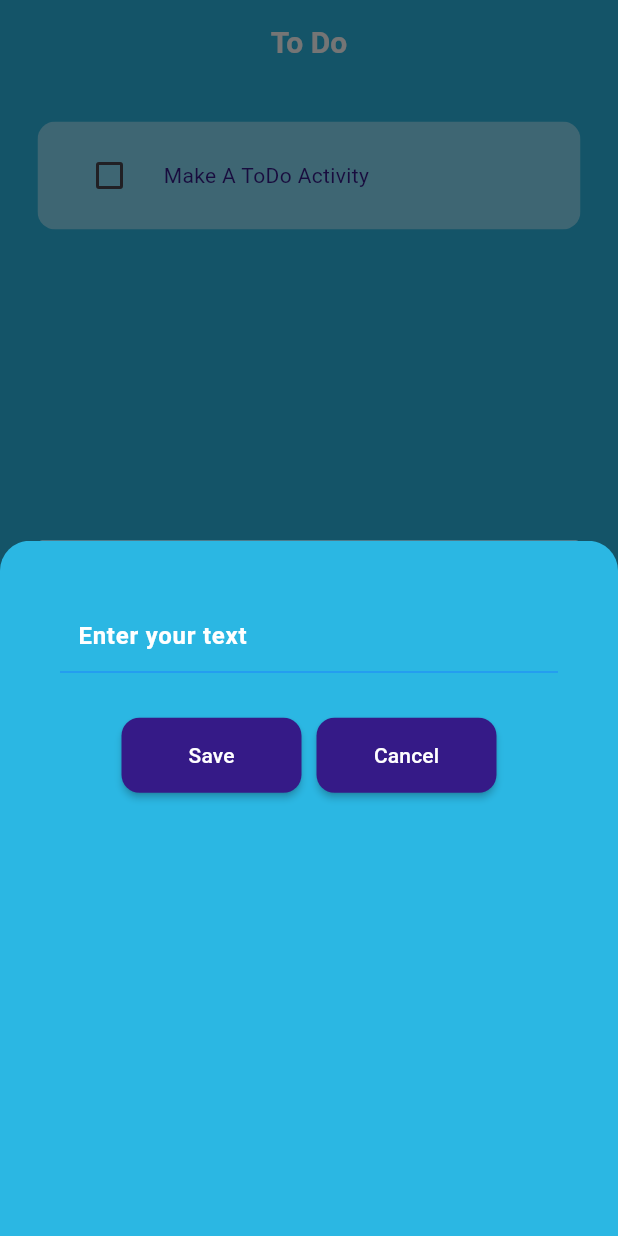
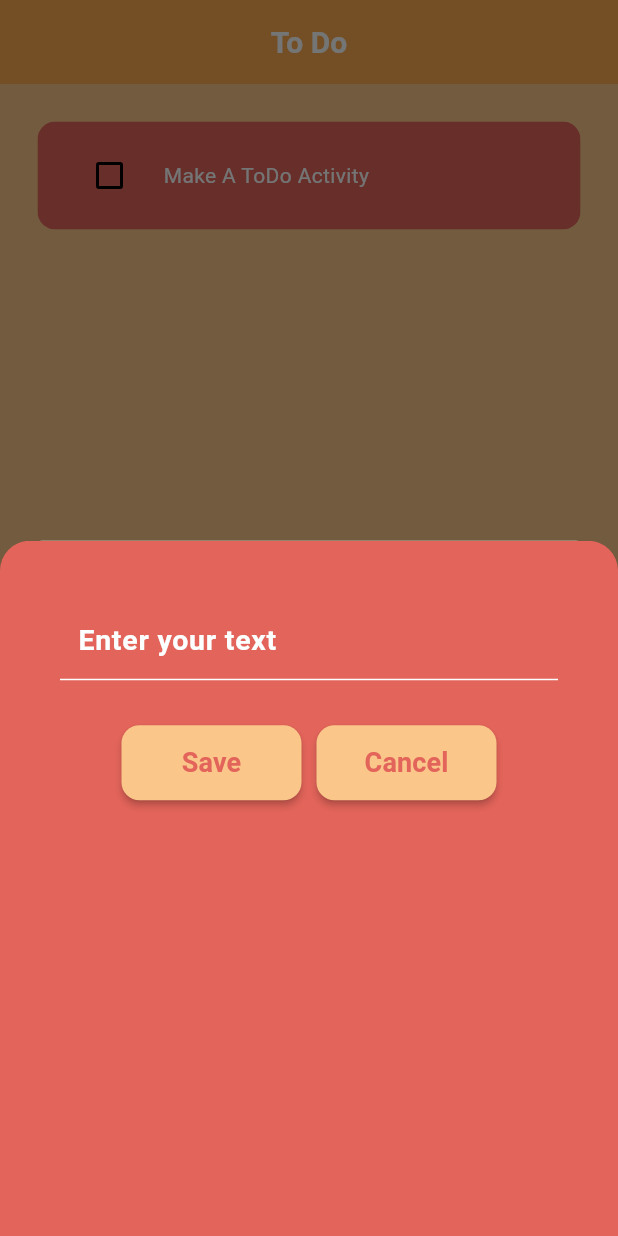
Before and after one commit to WUSLA-TEAM/Flutter-Todo_Wusla, a Flutter app: the screen it shows after launch, after a tap on the "add" icon, on a phone screen of 412 x 824 dp. Run offline on Flutter 3.47's test engine with Material 3 defaults, Android fonts, the phone set to English and light mode, and no system bars; drawn by our look-alikes of flutter_slidable; our stand-ins replace hive_flutter; accounts and stored records are empty.

Commit message:
color chaged and small bug fixed and new  theme is imported

```diff
--- a/lib/Screens/home_page.dart
+++ b/lib/Screens/home_page.dart
@@ -4,6 +4,7 @@ import 'package:wusla/components/bottom_sheet.dart';
 import 'package:wusla/components/dilog_box.dart';
 import 'package:wusla/components/todo_title.dart';
 import 'package:wusla/data/databse.dart';
+import 'package:wusla/theme/light_theme.dart';
 
 class Home extends StatefulWidget {
   const Home({
@@ -36,7 +37,6 @@ class _HomeState extends State<Home> {
   }
 
   // Toggle dark mode
-  final bool _isDarkMode = false;
 
   // List todoList = [
   //   ["Make To DO", false],
@@ -112,32 +112,31 @@ class _HomeState extends State<Home> {
   @override
   Widget build(BuildContext context) {
     return MaterialApp(
-      theme: _isDarkMode ? ThemeData.dark() : ThemeData.light(),
+      theme: lightMode, // Apply your custom theme here
       home: GestureDetector(
         onTap: () {
-          // Close the keyboard when tapping outside of the text field or bottom sheet
           FocusScope.of(context).requestFocus(FocusNode());
         },
         child: Scaffold(
-          backgroundColor: Color(0xFF2BB7E3),
+          backgroundColor: Theme.of(context).colorScheme.primary,
           appBar: AppBar(
-            backgroundColor: Color(0xFF2BB7E3),
-            title: const Center(
+            backgroundColor: Theme.of(context).colorScheme.inversePrimary,
+            title: Center(
               child: Text(
                 'To Do',
                 style: TextStyle(
                     fontSize: 20,
                     fontWeight: FontWeight.w700,
-                    color: Colors.white),
+                    color: Theme.of(context).colorScheme.tertiary),
               ),
             ),
           ),
           floatingActionButton: FloatingActionButton(
             onPressed: _showBottomSheet,
-            backgroundColor: Color(0xFF351A87),
-            child: const Icon(
+            backgroundColor: Theme.of(context).colorScheme.secondary,
+            child: Icon(
               Icons.add,
-              color: Color(0xFFFFFFFF),
+              color: Theme.of(context).colorScheme.tertiary,
             ),
           ),
           body: ListView.builder(
@@ -158,10 +157,3 @@ class _HomeState extends State<Home> {
     );
   }
 }
-
-class TodoItem {
-  final String name;
-  bool isCompleted;
-
-  TodoItem(this.name, this.isCompleted);
-}
--- a/lib/components/bottom_sheet.dart
+++ b/lib/components/bottom_sheet.dart
@@ -26,8 +26,8 @@ class _BottomSheetContentState extends State<BottomSheetContent> {
       child: Container(
         padding: EdgeInsets.all(40),
         height: _bottomSheetHeight,
-        decoration: const BoxDecoration(
-          color: Color(0xFF2BB7E3),
+        decoration: BoxDecoration(
+          color: Theme.of(context).colorScheme.secondary,
           borderRadius: BorderRadius.only(
             topLeft: Radius.circular(20),
             topRight: Radius.circular(20),
@@ -38,31 +38,34 @@ class _BottomSheetContentState extends State<BottomSheetContent> {
           children: [
             // TextField with the provided TextEditingController
             TextField(
-              style: const TextStyle(
-                color: Color(0xFFFFFFFF),
+              style: TextStyle(
+                color: Theme.of(context).colorScheme.tertiary,
                 fontWeight: FontWeight.bold,
+                fontSize: 19,
               ),
               decoration: InputDecoration(
-                enabledBorder: const UnderlineInputBorder(
-                  borderSide: BorderSide(color: Colors.blue),
+                enabledBorder: UnderlineInputBorder(
+                  borderSide:
+                      BorderSide(color: Theme.of(context).colorScheme.tertiary),
                 ),
-                focusedBorder: const UnderlineInputBorder(
+                focusedBorder: UnderlineInputBorder(
                   borderSide: BorderSide(
-                    color: Color(0xFF351A87),
+                    color: Theme.of(context).colorScheme.primary,
                     width: 2,
                   ), // Wider for focus
                 ),
                 contentPadding: const EdgeInsets.all(12),
                 border: UnderlineInputBorder(
                   borderRadius: BorderRadius.circular(12),
-                  borderSide: const BorderSide(
+                  borderSide: BorderSide(
                     style: BorderStyle.solid,
-                    color: Colors.blue,
+                    color: Theme.of(context).colorScheme.secondary,
                     width: 2,
                   ),
                 ),
                 hintText: 'Enter your text',
-                hintStyle: const TextStyle(color: Colors.white),
+                hintStyle:
+                    TextStyle(color: Theme.of(context).colorScheme.tertiary),
               ),
               controller: widget.controller, // Use the provided controller
             ),
--- a/lib/components/dilog_box.dart
+++ b/lib/components/dilog_box.dart
@@ -17,7 +17,7 @@ class DialogBox extends StatelessWidget {
   Widget build(BuildContext context) {
     return AlertDialog(
       contentPadding: EdgeInsets.all(20),
-      backgroundColor: Color(0xFF351A87),
+      backgroundColor: Theme.of(context).colorScheme.tertiary,
       shape: RoundedRectangleBorder(
         borderRadius: BorderRadius.circular(8),
       ),
--- a/lib/components/mybutton.dart
+++ b/lib/components/mybutton.dart
@@ -19,10 +19,13 @@ class MyButton extends StatelessWidget {
         borderRadius: BorderRadius.circular(12),
       ),
       onPressed: onPressed,
-      color: Color(0xFF351A87),
+      color: Theme.of(context).colorScheme.primary,
       child: Text(
         text,
-        style: const TextStyle(color: Colors.white),
+        style: TextStyle(
+            color: Theme.of(context).colorScheme.secondary,
+            fontSize: 18,
+            fontWeight: FontWeight.w600),
       ),
     );
   }
--- a/lib/components/todo_title.dart
+++ b/lib/components/todo_title.dart
@@ -26,7 +26,7 @@ class ToDoTile extends StatelessWidget {
             borderRadius: taskCompleted
                 ? BorderRadius.circular(20)
                 : BorderRadius.circular(8),
-            color: Color.fromARGB(255, 136, 223, 250),
+            color: Theme.of(context).colorScheme.secondary,
           ),
           child: Slidable(
             endActionPane: ActionPane(
@@ -36,7 +36,8 @@ class ToDoTile extends StatelessWidget {
                 SlidableAction(
                   onPressed: deleteFunction,
                   icon: Icons.delete,
-                  backgroundColor: Colors.red.shade800,
+                  backgroundColor: Theme.of(context).colorScheme.tertiary,
+                  foregroundColor: Colors.red.shade800,
                 )
               ],
             ),
@@ -50,7 +51,7 @@ class ToDoTile extends StatelessWidget {
                   Checkbox(
                     value: taskCompleted,
                     onChanged: onChanged,
-                    activeColor: Color(0xFF351A87),
+                    activeColor: Theme.of(context).colorScheme.primary,
                   ),
                   SizedBox(width: 12),
                   Expanded(
@@ -60,7 +61,7 @@ class ToDoTile extends StatelessWidget {
                         decoration: taskCompleted
                             ? TextDecoration.lineThrough
                             : TextDecoration.none,
-                        color: Color(0xFF351A87),
+                        color: Theme.of(context).colorScheme.tertiary,
                       ),
                     ),
                   ),
--- a/lib/main.dart
+++ b/lib/main.dart
@@ -1,5 +1,6 @@
 import 'package:flutter/material.dart';
 import 'package:hive_flutter/hive_flutter.dart';
+import 'package:wusla/theme/light_theme.dart';
 import 'Screens/home_page.dart';
 
 void main() async {
@@ -18,7 +19,8 @@ class MyApp extends StatelessWidget {
 
   @override
   Widget build(BuildContext context) {
-    return const MaterialApp(
+    return MaterialApp(
+      theme: lightMode,
       home: Home(),
     );
   }
--- a/lib/theme/light_theme.dart
+++ b/lib/theme/light_theme.dart
@@ -1,10 +1,11 @@
 import 'package:flutter/material.dart';
 
-ThemeData lightMmode = ThemeData(
+ThemeData lightMode = ThemeData(
   colorScheme: ColorScheme.light(
-    primary: Color(0xFF2BB7E3),
-    secondary: Color(0xFF351A87),
-    tertiary: Color(0xFF242424),
-    background: Color(0xFFFEFEFE),
+    primary: Color(0xFFfac689),
+    secondary: Color(0xFFe3645a),
+    tertiary: Color(0xFFfcffff),
+    tertiaryContainer: Color(0xFF242424),
+    inversePrimary: Color.fromARGB(255, 252, 172, 81),
   ),
 );
```
